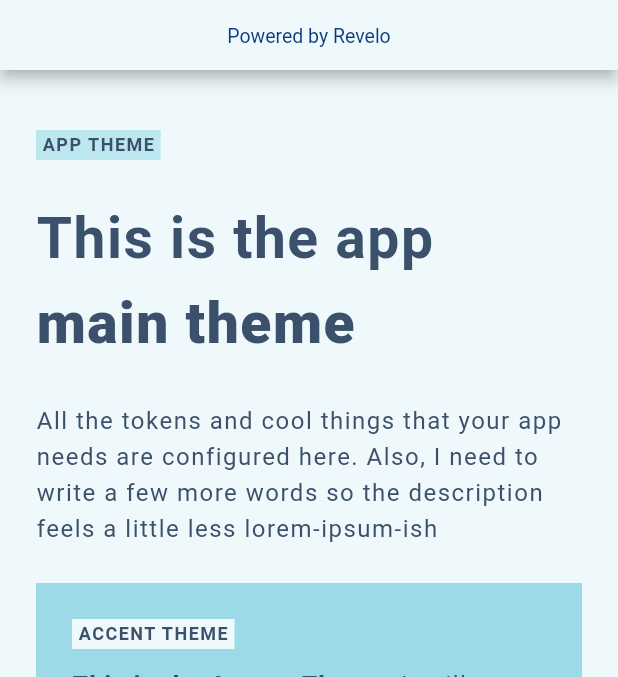
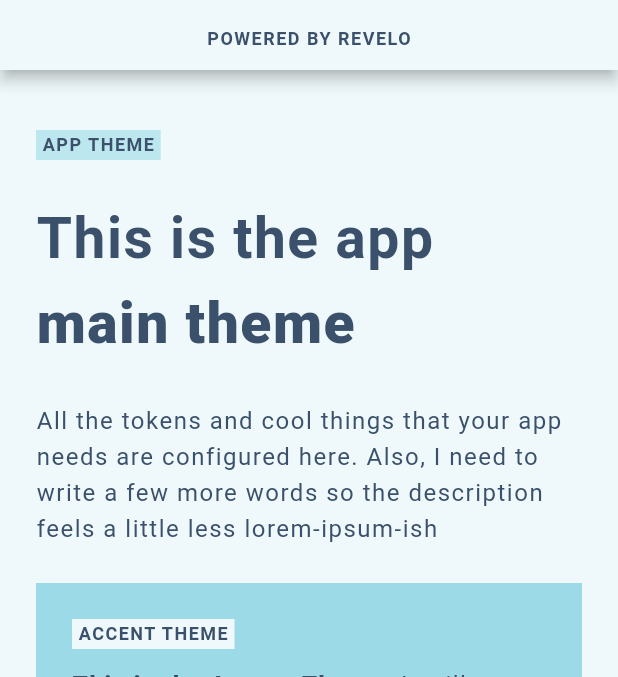
Before and after one commit to revelotech/themexpert, a Flutter app: the screen it shows after launch, on a phone screen of 412 x 824 dp, the part 59-736 px from its top. Run offline on Flutter 3.47's test engine with Material 2 defaults, Android fonts, the phone set to English and light mode, and no system bars.

Commit message:
update example app

```diff
--- a/example/lib/main.dart
+++ b/example/lib/main.dart
@@ -17,8 +17,6 @@ class MyApp extends StatefulWidget {
 
 class _MyAppState extends State<MyApp> {
   bool isDarkMode = false;
-
-  String get darkModeState => isDarkMode ? 'ON' : 'OFF';
 
   @override
   Widget build(BuildContext context) {
@@ -44,11 +42,8 @@ class _MyAppState extends State<MyApp> {
                   child: Align(
                     alignment: Alignment.topCenter,
                     child: Text(
-                      'Powered by Revelo',
-                      style: TextStyle(
-                        color: themeOf(context).poweredByReveloTextColor,
-                        fontSize: 13,
-                      ),
+                      'POWERED BY REVELO',
+                      style: themeOf(context).txBodySmaller,
                     ),
                   ),
                 ),
@@ -114,7 +109,7 @@ class _MyAppState extends State<MyApp> {
                             'app needs are configured here. Also, I need '
                             'to write a few more words so the description '
                             'feels a little less lorem-ipsum-ish',
-                            style: themeOf(context).txBodySmall,
+                            style: themeOf(context).txBody,
                           ),
                         ),
                         ThemeXWrapper(
@@ -154,7 +149,7 @@ class _MyAppState extends State<MyApp> {
                                           TextSpan(
                                             text: 'This is the Accent Theme. ',
                                             style: themeOf(context)
-                                                .txBodySmall
+                                                .txBody
                                                 .copyWith(
                                                     fontWeight:
                                                         FontWeight.w800),
@@ -162,7 +157,7 @@ class _MyAppState extends State<MyApp> {
                                           TextSpan(
                                             text:
                                                 'It will always maintain it\'s color hierarchy, although some color might need to be tweaked.',
-                                            style: themeOf(context).txBodySmall,
+                                            style: themeOf(context).txBody,
                                           ),
                                         ],
                                       ),
@@ -175,12 +170,11 @@ class _MyAppState extends State<MyApp> {
                                     ),
                                     child: Text(
                                       'Read more',
-                                      style:
-                                          themeOf(context).txBodySmall.copyWith(
-                                                fontWeight: FontWeight.w600,
-                                                decoration:
-                                                    TextDecoration.underline,
-                                              ),
+                                      style: themeOf(context).txBody.copyWith(
+                                            fontWeight: FontWeight.w600,
+                                            decoration:
+                                                TextDecoration.underline,
+                                          ),
                                     ),
                                   ),
                                 ],
@@ -207,12 +201,9 @@ class _MyAppState extends State<MyApp> {
                                 ThemeX.ofType<SwitchComponentTheme>(context)
                                     .borderRadius,
                             color: themeOf(context).surfaceColor,
-                            boxShadow: themeOf(context).darkMode
-                                ? null
-                                : [
-                                    ThemeX.ofType<SwitchComponentTheme>(context)
-                                        .shadow
-                                  ],
+                            boxShadow:
+                                ThemeX.ofType<SwitchComponentTheme>(context)
+                                    .shadow,
                           ),
                           clipBehavior: Clip.hardEdge,
                           child: Row(
@@ -233,9 +224,7 @@ class _MyAppState extends State<MyApp> {
                               ),
                               Text(
                                 'Toggle Dark Mode',
-                                style:
-                                    ThemeX.ofType<SwitchComponentTheme>(context)
-                                        .txSwitch,
+                                style: themeOf(context).txBody,
                               ),
                             ],
                           ),
--- a/example/lib/theme/accent_theme.dart
+++ b/example/lib/theme/accent_theme.dart
@@ -7,8 +7,10 @@ class AccentTheme extends AppTheme {
   );
 
   @override
-  Color get surfaceColor => darkMode ? const Color(0xFF3A7C92) : const Color(0xFF9CDAE7);
+  Color get surfaceColor =>
+      darkMode ? const Color(0xFF3A7C92) : const Color(0xFF9CDAE7);
 
   @override
-  Color get badgeColor => darkMode ? const Color(0xFF2B5970) : const Color(0xFFEFF9FB);
+  Color get badgeColor =>
+      darkMode ? const Color(0xFF2B5970) : const Color(0xFFEFF9FB);
 }
--- a/example/lib/theme/app_theme.dart
+++ b/example/lib/theme/app_theme.dart
@@ -13,26 +13,18 @@ class AppTheme extends BaseTheme {
   Color get surfaceColor =>
       darkMode ? const Color(0xFF112239) : const Color(0xFFEFF9FB);
 
-  Color get shadowColor =>
-      darkMode ? const Color(0xFFEFF9FB) : const Color(0xFF112239);
-
-  Color get primaryColor => const Color(0xFF5AC2D7);
-
   Color get badgeColor =>
       darkMode ? const Color(0xFF2B5970) : const Color(0xFFBDE7EF);
 
   Color get highlightTextColor =>
       darkMode ? const Color(0xFFF7F8F9) : const Color(0xFF3A506B);
 
-  Color get linkColor =>
-      darkMode ? const Color(0xFF9CDAE7) : const Color(0xFF3A7C92);
-
   Color get poweredByReveloTextColor => darkMode
       ? const Color(0xFF5AC2D7)
       : const Color.fromARGB(255, 9, 60, 126);
 
   TextStyle get txBody => TextStyle(
-        fontSize: 20,
+        fontSize: 16,
         fontWeight: FontWeight.w400,
         height: 1.5,
         letterSpacing: 1,
@@ -45,10 +37,6 @@ class AppTheme extends BaseTheme {
         fontWeight: FontWeight.w600,
       );
 
-  TextStyle get txBodySmall => txBody.copyWith(
-        fontSize: 16,
-      );
-
   TextStyle get txBodySmaller => txBody.copyWith(
         fontSize: 12,
         fontWeight: FontWeight.w600,
--- a/example/lib/theme/switch_component_theme.dart
+++ b/example/lib/theme/switch_component_theme.dart
@@ -10,13 +10,15 @@ class SwitchComponentTheme extends AppTheme {
   Color get surfaceColor =>
       darkMode ? const Color(0xFF0C152C) : const Color(0xFFF7F8F9);
 
-  TextStyle get txSwitch => txBody.copyWith(fontSize: 16);
-
-  BoxShadow get shadow => BoxShadow(
-        color: themeOf(context).shadowColor,
-        blurRadius: 1,
-        offset: const Offset(0, 1),
-      );
+  List<BoxShadow>? get shadow => darkMode
+      ? null
+      : [
+          const BoxShadow(
+            color: Color(0xFF112239),
+            blurRadius: 1,
+            offset: Offset(0, 1),
+          )
+        ];
 
   BorderRadius get borderRadius => BorderRadius.circular(200);
 }
```
